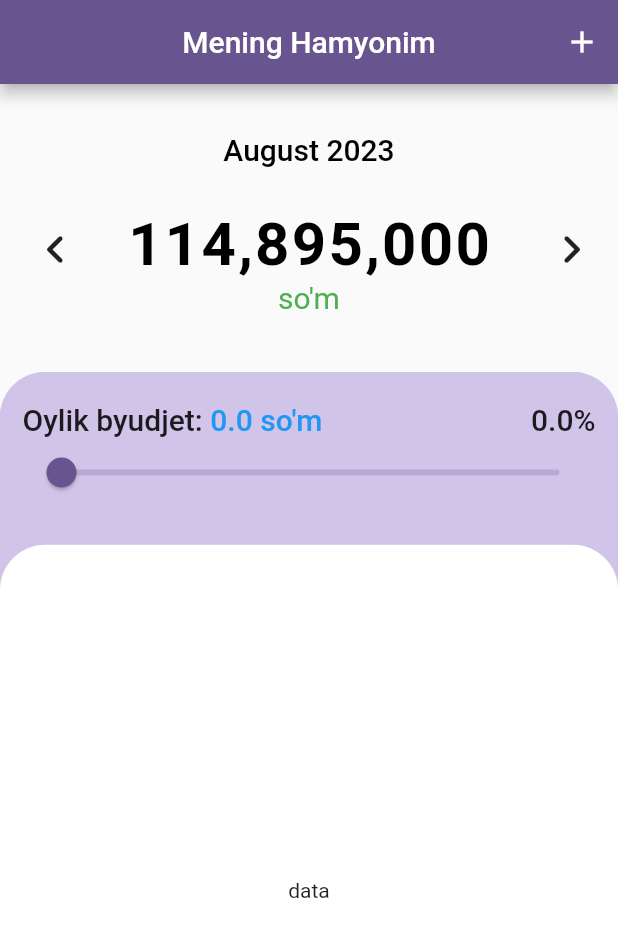
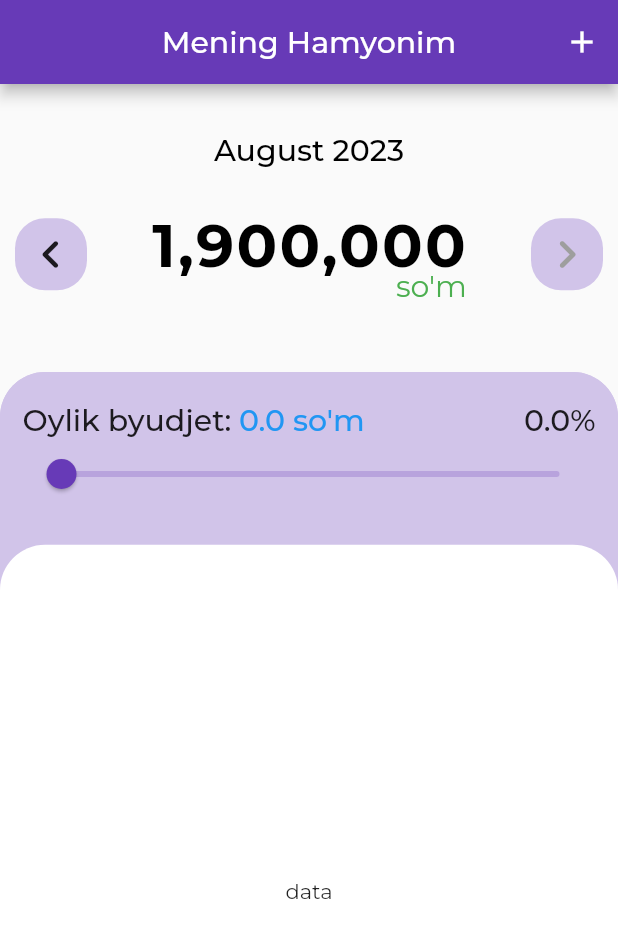
Before and after one commit to OlimjonSN/hamyon, a Flutter app: the screen it shows after launch, on a phone screen of 412 x 824 dp. Shown: the top 938 px of the screen. Run offline on Flutter 3.47's test engine with Material 2 defaults, Android fonts, the phone set to English and light mode, and no system bars; our stand-ins replace google_fonts, month_picker_dialog.

Commit message:
date function

```diff
--- a/lib/features/home/presentation/home_page.dart
+++ b/lib/features/home/presentation/home_page.dart
@@ -1,5 +1,6 @@
 import 'package:flutter/material.dart';
 import 'package:hamyon/features/budget/budget.dart';
+import 'package:month_picker_dialog/month_picker_dialog.dart';
 
 import '../../widgets/radius_container.dart';
 import '../../widgets/total_cost.dart';
@@ -12,16 +13,10 @@ class Home extends StatefulWidget {
 }
 
 class _HomeState extends State<Home> {
-  @override
-  void initState() {
-    price = priceFormat(price);
-    super.initState();
-  }
-
 // ? DATE
   DateTime selectedDate = DateTime.now();
   void date(context) {
-    showDatePicker(context: context, initialDate: selectedDate, firstDate: DateTime(2022), lastDate: DateTime(2025)).then((value) {
+    showMonthPicker(context: context, initialDate: selectedDate, firstDate: DateTime(2000), lastDate: DateTime.now()).then((value) {
       setState(() {
         if (selectedDate != value && value != null) {
           selectedDate = value;
@@ -30,21 +25,34 @@ class _HomeState extends State<Home> {
     });
   }
 
-// ? Price format
-  String price = '114895000';
+  void incrementMonth() {
+    if (selectedDate.month == DateTime.now().month && selectedDate.year == DateTime.now().year) return;
+    setState(() {
+      selectedDate = DateTime(selectedDate.year, selectedDate.month + 1);
+    });
+  }
 
-  String priceFormat(priceFormat) {
-    int pft = 0;
-    List pfl = priceFormat.toString().split('');
-    for (int i = priceFormat.toString().length; i > 1; i--) {
-      pft += 1;
-      if (pft == 3) {
-        pfl.insert(i - 1, ',');
-        pft = 0;
-      }
-    }
-    return pfl.join();
+  void decrementMonth() {
+    setState(() {
+      selectedDate = DateTime(selectedDate.year, selectedDate.month - 1);
+    });
   }
+
+// // ? Price format
+//   String price = '114895000';
+
+//   String priceFormat(priceFormat) {
+//     int pft = 0;
+//     List pfl = priceFormat.toString().split('');
+//     for (int i = priceFormat.toString().length; i > 1; i--) {
+//       pft += 1;
+//       if (pft == 3) {
+//         pfl.insert(i - 1, ',');
+//         pft = 0;
+//       }
+//     }
+//     return pfl.join();
+//   }
 
   // ? Slider Budget
   double currentValueBudget = 0;
@@ -60,7 +68,12 @@ class _HomeState extends State<Home> {
           actions: [IconButton(onPressed: () {}, icon: const Icon(Icons.add))],
         ),
         body: Column(children: [
-          TotalCost(selectedDate: selectedDate, price: price, date: date),
+          TotalCost(
+            incrementMonth: incrementMonth,
+            decrementMonth: decrementMonth,
+            selectedDate: selectedDate,
+            date: date,
+          ),
           Expanded(
             flex: 3,
             child: RadiusContainer(
--- a/lib/features/widgets/total_cost.dart
+++ b/lib/features/widgets/total_cost.dart
@@ -1,19 +1,22 @@
 import 'package:flutter/material.dart';
 import 'package:intl/intl.dart';
 
-class TotalCost extends StatefulWidget {
+class TotalCost extends StatelessWidget {
   final DateTime selectedDate;
-  final String price;
   final Function date;
-  const TotalCost({required this.date, required this.selectedDate, required this.price, super.key});
-
-  @override
-  State<TotalCost> createState() => _TotalCostState();
-}
-
-class _TotalCostState extends State<TotalCost> {
+  final Function incrementMonth;
+  final Function decrementMonth;
+  const TotalCost({
+    required this.incrementMonth,
+    required this.decrementMonth,
+    required this.selectedDate,
+    required this.date,
+    Key? key,
+  }) : super(key: key);
   @override
   Widget build(BuildContext context) {
+    final isLastDate = selectedDate.month == DateTime.now().month && selectedDate.year == DateTime.now().year;
+
     return Expanded(
         flex: 1,
         child: Column(
@@ -22,35 +25,53 @@ class _TotalCostState extends State<TotalCost> {
               padding: const EdgeInsets.only(top: 20, bottom: 15),
               child: TextButton(
                   onPressed: () {
-                    widget.date(context);
+                    date(context);
                   },
                   child: Text(
-                    (DateFormat('MMMM yyyy').format(widget.selectedDate)).toString(),
+                    (DateFormat('MMMM yyyy').format(selectedDate)).toString(),
                     style: const TextStyle(fontSize: 20, color: Colors.black),
                   )),
             ),
             Padding(
               padding: const EdgeInsets.symmetric(horizontal: 10),
               child: Row(mainAxisAlignment: MainAxisAlignment.spaceBetween, children: [
-                IconButton(
-                    onPressed: () {},
+                Container(
+                  decoration: BoxDecoration(color: Colors.deepPurple[100], borderRadius: BorderRadius.circular(20)),
+                  child: IconButton(
+                      padding: EdgeInsets.zero,
+                      onPressed: () {
+                        decrementMonth();
+                      },
                       icon: const Icon(
                         Icons.keyboard_arrow_left_rounded,
                         size: 38,
                       )),
+                ),
+                const Column(
+                  crossAxisAlignment: CrossAxisAlignment.end,
+                  children: [
                     Text(
-                  widget.price,
-                  style: const TextStyle(fontSize: 40, fontWeight: FontWeight.bold, color: Colors.black, letterSpacing: 1.5),
+                      '1,900,000',
+                      style: TextStyle(fontSize: 40, fontWeight: FontWeight.bold, color: Colors.black, letterSpacing: 1.5),
                     ),
-                IconButton(
-                    onPressed: () {},
-                    icon: const Icon(
+                    Text('so\'m', style: TextStyle(fontSize: 20, color: Colors.green, height: 0.6))
+                  ],
+                ),
+                Container(
+                  decoration: BoxDecoration(color: Colors.deepPurple[100], borderRadius: BorderRadius.circular(20)),
+                  child: IconButton(
+                      padding: EdgeInsets.zero,
+                      onPressed: () {
+                        incrementMonth();
+                      },
+                      icon: Icon(
                         Icons.keyboard_arrow_right_rounded,
                         size: 38,
+                        color: isLastDate ? Colors.grey : Colors.black,
                       )),
+                ),
               ]),
             ),
-            const Text('so\'m', style: TextStyle(fontSize: 20, color: Colors.green))
           ],
         ));
   }
--- a/lib/main.dart
+++ b/lib/main.dart
@@ -1,4 +1,5 @@
 import 'package:flutter/material.dart';
+import 'package:google_fonts/google_fonts.dart';
 
 import 'features/home/presentation/home_page.dart';
 
@@ -16,7 +17,8 @@ class MyApp extends StatelessWidget {
       debugShowCheckedModeBanner: false,
       title: 'Hamyon app',
       theme: ThemeData(
-        colorScheme: ColorScheme.fromSeed(seedColor: Colors.deepPurple),
+        textTheme: GoogleFonts.montserratTextTheme(Theme.of(context).textTheme),
+        colorScheme: ColorScheme.fromSeed(seedColor: Colors.deepPurpleAccent, primary: Colors.deepPurple, secondary: Colors.deepPurpleAccent),
       ),
       home: const Home(),
     );
--- a/pubspec.yaml
+++ b/pubspec.yaml
@@ -16,7 +16,10 @@ dependencies:
 
 
   cupertino_icons: ^1.0.2
-  intl: ^0.18.1
+  intl: ^0.18.0
+  google_fonts: ^5.1.0
+  month_year_picker: ^0.3.0+1
+  month_picker_dialog: ^2.0.2
 
 
 dev_dependencies:
```
Also changed, not shown: lib/models/cost_model.dart (added, +14 -0 lines), pubspec.lock, 1 other file. Lines whose indentation alone changed are shown as unchanged.
